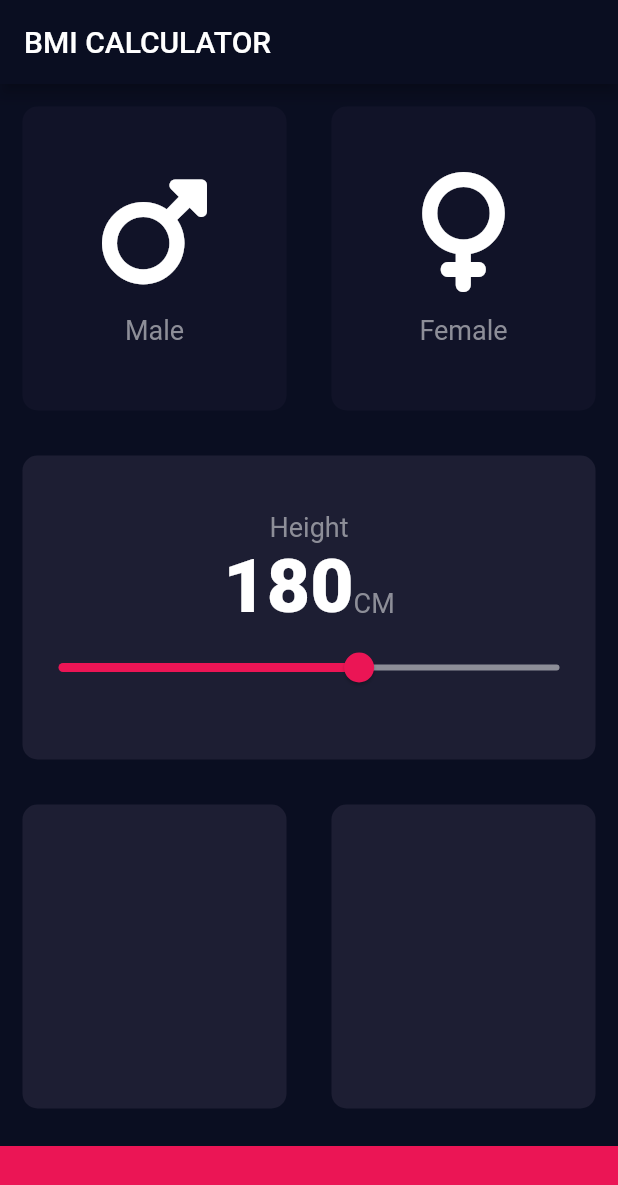
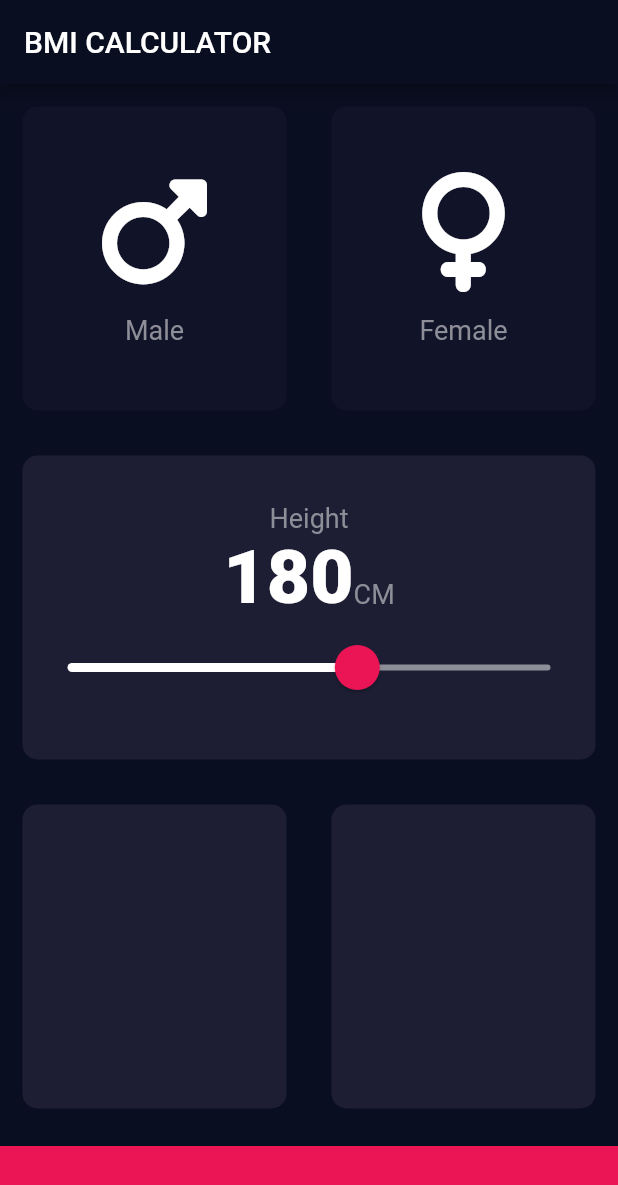
Before and after one commit to Vetrivelkv/bmi_flutter, a Flutter app: the screen it shows after launch, on a phone screen of 412 x 824 dp. Shown: the top 1185 px of the screen. Run offline on Flutter 3.47's test engine with Material 2 defaults, Android fonts, the phone set to English and light mode, and no system bars; our stand-ins replace font_awesome_flutter.

Commit message:
customized slider

```diff
--- a/lib/input_page.dart
+++ b/lib/input_page.dart
@@ -78,17 +78,25 @@ class _InputPageState extends State<InputPage> {
 
                       ],
                     ),
-                    Slider(
+                    SliderTheme(
+                      data:SliderTheme.of(context).copyWith(
+                        thumbColor: Color(0xFFEB1555),
+                        inactiveTrackColor:Color(0xFF8D8E98) ,
+                        overlayColor: Color(0x29EB1555),
+                        thumbShape: RoundSliderThumbShape(enabledThumbRadius: 15.0),
+                        overlayShape: RoundSliderOverlayShape(overlayRadius: 30.0),
+                        activeTrackColor: Colors.white
+                      ) ,
+                      child: Slider(
                         value: height.toDouble(),
                         min: 120.0,
                         max: 220.0,
-                      activeColor: Color(0xFFEB1555),
-                      inactiveColor: Color(0xFF8D8E98),
                         onChanged: (double newValue) {
                           setState(() {
                             height=newValue.toInt();
                           });
                         },
+                      ),
                     )
                   ],
                 ),
```
Lines whose indentation alone changed are shown as unchanged.
